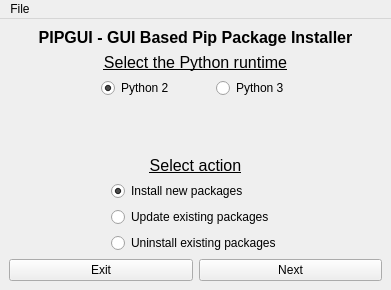
First picture: the form in UI_Files/startScreen.ui, repository GDGVIT/pip-gui, before the edit.
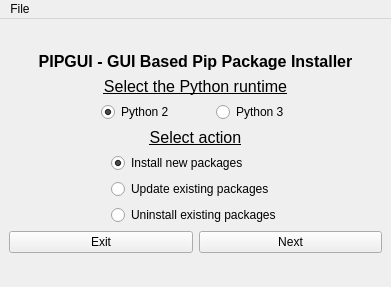
Second picture: the form after the edit.

Commit message: Removed vertical spacer

```diff
--- a/UI_Files/startScreen.ui
+++ b/UI_Files/startScreen.ui
@@ -7,9 +7,21 @@
     <x>0</x>
     <y>0</y>
     <width>391</width>
-    <height>290</height>
+    <height>287</height>
    </rect>
   </property>
+  <property name="minimumSize">
+   <size>
+    <width>391</width>
+    <height>287</height>
+   </size>
+  </property>
+  <property name="maximumSize">
+   <size>
+    <width>391</width>
+    <height>287</height>
+   </size>
+  </property>
   <property name="windowTitle">
    <string>PIP GUI</string>
   </property>
@@ -120,19 +132,6 @@
         </item>
        </layout>
       </item>
-      <item>
-       <spacer name="verticalSpacer">
-        <property name="orientation">
-         <enum>Qt::Vertical</enum>
-        </property>
-        <property name="sizeHint" stdset="0">
-         <size>
-          <width>20</width>
-          <height>40</height>
-         </size>
-        </property>
-       </spacer>
-      </item>
       <item>
        <widget class="QLabel" name="label_4">
         <property name="sizePolicy">
```
Left out of the diff: 2 changed lines with no effect on the pictures.
